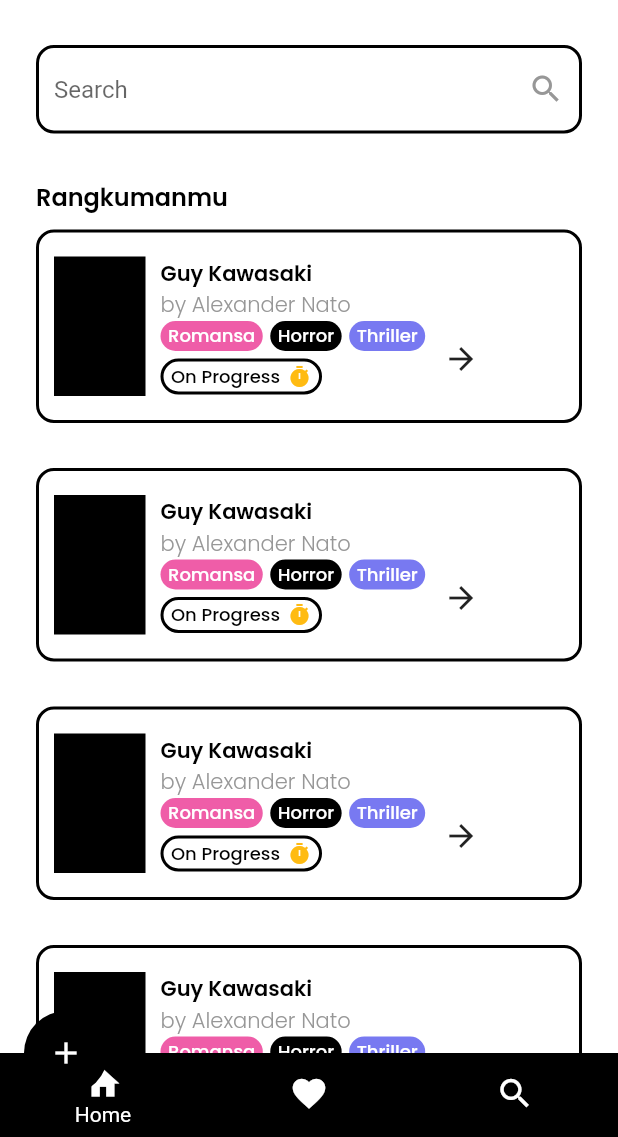
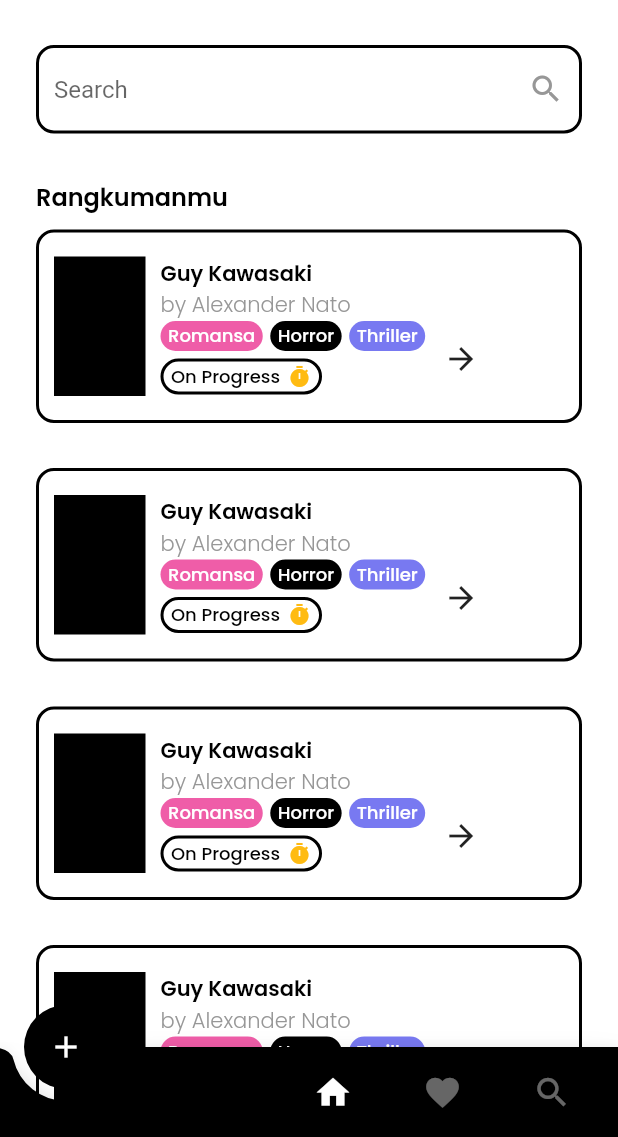
Before and after one commit to flitzcore/SukaBaca, a Flutter app: the RoutePage screen opened directly, after a tap on the "arrow forward" icon, on a phone screen of 412 x 824 dp, the part 99-1236 px from its top. Run offline on Flutter 3.47's test engine with Material 2 defaults, Android fonts, the phone set to English and light mode, and no system bars; our stand-ins replace google_fonts.

```diff
--- a/lib/Pages/favorite_page.dart
+++ b/lib/Pages/favorite_page.dart
@@ -40,19 +40,27 @@ class _FavoritePageState extends State<FavoritePage> {
             SizedBox(
               height: 10,
             ),
-            RangkumanCard(),
+            RangkumanCard(
+              isFavorite: true,
+            ),
             SizedBox(
               height: 30,
             ),
-            RangkumanCard(),
+            RangkumanCard(
+              isFavorite: true,
+            ),
             SizedBox(
               height: 30,
             ),
-            RangkumanCard(),
+            RangkumanCard(
+              isFavorite: true,
+            ),
             SizedBox(
               height: 30,
             ),
-            RangkumanCard(),
+            RangkumanCard(
+              isFavorite: true,
+            ),
             SizedBox(
               height: 30,
             ),
--- a/lib/Pages/route_page.dart
+++ b/lib/Pages/route_page.dart
@@ -5,6 +5,7 @@ import 'package:suka_baca/Pages/search_page.dart';
 import 'package:suka_baca/Pages/tambahrangkuman_page.dart';
 import 'package:suka_baca/Utility/theme.dart';
 import 'package:google_fonts/google_fonts.dart';
+import 'package:suka_baca/Widget/dashboard.dart';
 
 class RoutePage extends StatefulWidget {
   const RoutePage({Key? key}) : super(key: key);
@@ -15,68 +16,41 @@ class RoutePage extends StatefulWidget {
 
 class _RoutePageState extends State<RoutePage> {
   int selectedIndex = 0;
+  final screens = [
+    MainPage(),
+    FavoritePage(),
+    SearchPage(),
+  ];
 
   @override
   Widget build(BuildContext context) {
-    final screens = [
-      MainPage(),
-      FavoritePage(),
-      SearchPage(),
-    ];
-
     return SafeArea(
       child: Scaffold(
+        extendBody: true,
+        body: IndexedStack(
+          index: selectedIndex,
+          children: screens,
+        ),
         backgroundColor: whiteColor,
-        body: Container(
-          color: whiteColor,
-          child: IndexedStack(
-            index: selectedIndex,
-            children: screens,
-          ),
-        ),
         floatingActionButton: FloatingActionButton(
-          onPressed: () {},
+          onPressed: () => TambahRangkumanPage(),
           child: Icon(Icons.add),
           elevation: 0,
           backgroundColor: blackColor,
+          // shape: Border.all(width: 2, color: whiteColor),
         ),
         floatingActionButtonLocation: FloatingActionButtonLocation.startDocked,
-        bottomNavigationBar: BottomNavigationBar(
-          backgroundColor: blackColor,
-          unselectedItemColor: whiteColor,
-          selectedItemColor: whiteColor,
-          selectedLabelStyle: TextStyle(
-            color: Color(0xff000000),
-          ),
-          showUnselectedLabels: false,
-          elevation: 0,
-          currentIndex: selectedIndex,
-          onTap: (index) => setState(() => selectedIndex = index),
-          items: [
-            BottomNavigationBarItem(
-              icon: Icon(
-                Icons.home,
-                size: 26,
-              ),
-              label: "Home",
-            ),
-            BottomNavigationBarItem(
-              icon: Icon(
-                Icons.favorite,
-                size: 26,
-              ),
-              label: "Favorite",
-            ),
-            BottomNavigationBarItem(
-              icon: Icon(
-                Icons.search,
-                size: 26,
-              ),
-              label: "Search",
-            ),
-          ],
+        bottomNavigationBar: DashboardWidget(
+          index: selectedIndex,
+          onChangedTab: onChangedTab,
         ),
       ),
     );
   }
+
+  void onChangedTab(int index) {
+    setState(() {
+      this.selectedIndex = index;
+    });
+  }
 }
--- a/lib/Pages/tambahrangkuman_page.dart
+++ b/lib/Pages/tambahrangkuman_page.dart
@@ -12,11 +12,24 @@ class _TambahRangkumanPageState extends State<TambahRangkumanPage> {
   @override
   Widget build(BuildContext context) {
     return Scaffold(
-      body: Container(
-        child: Text(
-          "Tambah Rangkuman Page",
-          style: semiBlackBoldTextStyle,
-        ),
+      body: SafeArea(
+        child: ListView(physics: BouncingScrollPhysics(), children: [
+          SizedBox(
+            height: 30,
+          ),
+          Row(
+            children: [
+              IconButton(
+                onPressed: () {},
+                icon: Icon(
+                  Icons.arrow_back,
+                  size: 20,
+                ),
+              ),
+              Spacer(),
+            ],
+          )
+        ]),
       ),
     );
   }
--- /dev/null
+++ b/lib/Widget/dashboard.dart
@@ -0,0 +1,96 @@
+import 'package:flutter/material.dart';
+import 'package:suka_baca/Utility/theme.dart';
+
+class DashboardWidget extends StatefulWidget {
+  final int index;
+  final ValueChanged<int> onChangedTab;
+
+  const DashboardWidget({
+    Key? key,
+    required this.index,
+    required this.onChangedTab,
+  }) : super(key: key);
+
+  @override
+  State<DashboardWidget> createState() => _DashboardWidgetState();
+}
+
+class _DashboardWidgetState extends State<DashboardWidget> {
+  @override
+  Widget build(BuildContext context) {
+    final placeholder = Opacity(
+      opacity: 0,
+      child: IconButton(
+        onPressed: null,
+        icon: Icon(Icons.no_cell),
+      ),
+    );
+
+    return BottomAppBar(
+      shape: CircularNotchedRectangle(),
+      notchMargin: 8,
+      color: blackColor,
+      child: Row(
+        mainAxisAlignment: MainAxisAlignment.spaceAround,
+        children: [
+          placeholder,
+          SizedBox(
+            width: 50,
+          ),
+          Container(
+            height: 60,
+            child: Row(
+              mainAxisAlignment: MainAxisAlignment.spaceEvenly,
+              children: [
+                buildTabItem(
+                  index: 0,
+                  icon: Icon(
+                    Icons.home,
+                    color: whiteColor,
+                    size: 26,
+                  ),
+                ),
+                SizedBox(
+                  width: 25,
+                ),
+                buildTabItem(
+                  index: 1,
+                  icon: Icon(
+                    Icons.favorite,
+                    color: whiteColor,
+                    size: 26,
+                  ),
+                ),
+                SizedBox(
+                  width: 25,
+                ),
+                buildTabItem(
+                  index: 2,
+                  icon: Icon(
+                    Icons.search,
+                    color: whiteColor,
+                    size: 26,
+                  ),
+                ),
+              ],
+            ),
+          )
+        ],
+      ),
+    );
+  }
+
+  Widget buildTabItem({required int index, required Icon icon}) {
+    final isSelected = index == widget.index;
+
+    return IconTheme(
+      data: IconThemeData(
+        opacity: isSelected ? 1 : 0.4,
+      ),
+      child: IconButton(
+        icon: icon,
+        onPressed: () => widget.onChangedTab(index),
+      ),
+    );
+  }
+}
--- a/lib/Widget/rangkuman_card.dart
+++ b/lib/Widget/rangkuman_card.dart
@@ -4,7 +4,9 @@ import 'package:suka_baca/Widget/genre_widget.dart';
 import 'package:suka_baca/Widget/progress_widget.dart';
 
 class RangkumanCard extends StatefulWidget {
-  const RangkumanCard({Key? key}) : super(key: key);
+  final bool isFavorite;
+
+  RangkumanCard({Key? key, this.isFavorite = false}) : super(key: key);
 
   @override
   State<RangkumanCard> createState() => _RangkumanCardState();
@@ -58,14 +60,14 @@ class _RangkumanCardState extends State<RangkumanCard> {
               children: [
                 Icon(
                   Icons.favorite,
-                  color: whiteColor,
+                  color: widget.isFavorite ? redColor : whiteColor,
                 ),
                 SizedBox(
                   height: 20,
                 ),
                 IconButton(
-                  splashColor: Colors.transparent,
-                  highlightColor: Colors.transparent,
+                  // splashColor: Colors.transparent,
+                  // highlightColor: Colors.transparent,
                   onPressed: () {},
                   icon: Icon(
                     Icons.arrow_forward,
--- a/pubspec.yaml
+++ b/pubspec.yaml
@@ -30,11 +30,11 @@ dependencies:
   flutter:
     sdk: flutter
 
-
   # The following adds the Cupertino Icons font to your application.
   # Use with the CupertinoIcons class for iOS style icons.
   cupertino_icons: ^1.0.2
   google_fonts: 2.2.0
+  # keyboard_visibility: ^0.5.6
 
 dev_dependencies:
   flutter_test:
```
Also changed, not shown: lib/Pages/welcome_page.dart (+6 -5 lines), pubspec.lock.
